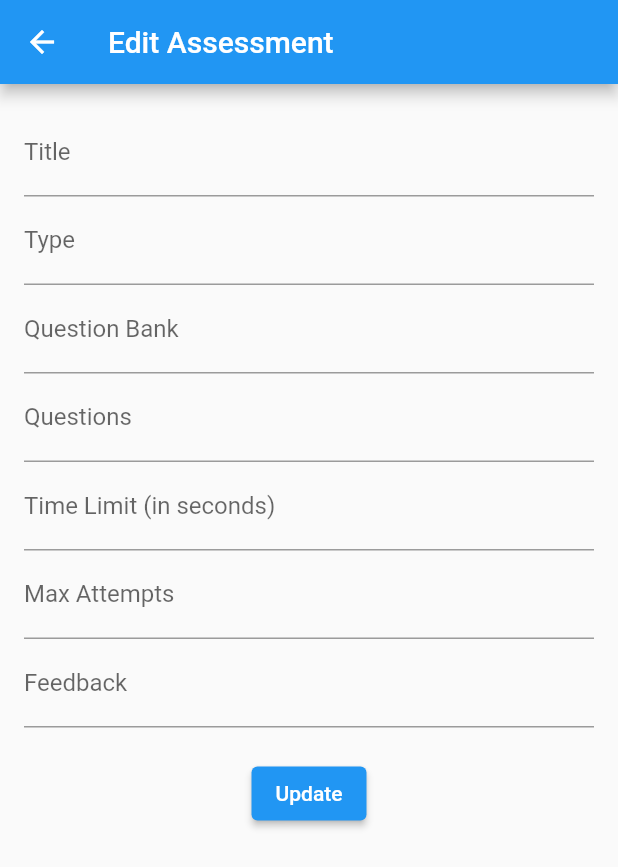
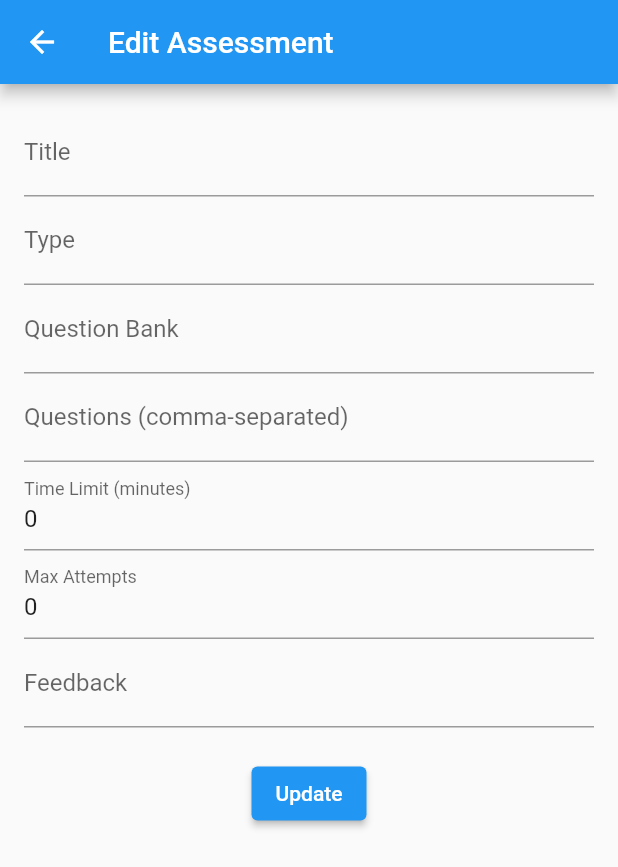
Before and after one commit to shankar64bit/managementsystem, a Flutter app: the AssessmentDetailPage screen opened directly with empty values, after a tap on "Edit", on a phone screen of 412 x 824 dp. Shown: the top 867 px of the screen. Run offline on Flutter 3.47's test engine with Material 2 defaults, Android fonts, the phone set to English and light mode, and no system bars; our stand-ins replace cloud_firestore, csv, file_picker, firebase_auth, firebase_core; accounts and stored records are empty.

Commit message:
fixing bug in question bank, for details

```diff
--- a/lib/screens/assessment_detail.dart
+++ b/lib/screens/assessment_detail.dart
@@ -55,7 +55,7 @@
                 SizedBox(height: 10),
                 // Time Limit
                 Text(
-                  'Time Limit: ${assessment['timeLimit']} seconds',
+                  'Time Limit: ${assessment['timeLimit']} minutes',
                   style: TextStyle(fontSize: 15, color: Colors.grey[800]),
                 ),
                 SizedBox(height: 10),
--- a/lib/screens/assessment_edit.dart
+++ b/lib/screens/assessment_edit.dart
@@ -30,10 +30,19 @@
         .collection('assessments')
         .doc(widget.assessmentId)
         .get();
+
+    // Fetching fields from Firestore
     _titleController.text = assessment['title'];
     _typeController.text = assessment['type'];
     _questionBankController.text = assessment['questionBank'] ?? '';
-    _questionsController.text = assessment['questions'] ?? '';
+
+    // Handle questions as a list
+    if (assessment['questions'] is List) {
+      _questionsController.text = (assessment['questions'] as List).join(', ');
+    } else {
+      _questionsController.text = assessment['questions'] ?? '';
+    }
+
     _timeLimitController.text = assessment['timeLimit']?.toString() ?? '';
     _maxAttemptsController.text = assessment['maxAttempts']?.toString() ?? '';
     _feedbackController.text = assessment['feedback'] ?? '';
@@ -50,7 +59,7 @@
           ? _questionBankController.text
           : null,
       'questions': _questionsController.text.isNotEmpty
-          ? _questionsController.text
+          ? _questionsController.text.split(',').map((q) => q.trim()).toList()
           : null,
       'timeLimit': int.tryParse(_timeLimitController.text) ?? 0,
       'maxAttempts': int.tryParse(_maxAttemptsController.text) ?? 0,
@@ -88,11 +97,12 @@
             ),
             TextField(
               controller: _questionsController,
-              decoration: InputDecoration(labelText: 'Questions'),
+              decoration:
+                  InputDecoration(labelText: 'Questions (comma-separated)'),
             ),
             TextField(
               controller: _timeLimitController,
-              decoration: InputDecoration(labelText: 'Time Limit (in seconds)'),
+              decoration: InputDecoration(labelText: 'Time Limit (minutes)'),
               keyboardType: TextInputType.number,
             ),
             TextField(
```
